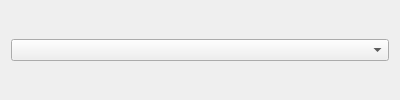
Before: the Qt Designer form src/forms/SettingsDialog.ui in theoliberman/shazam-obs, drawn with Qt 5.
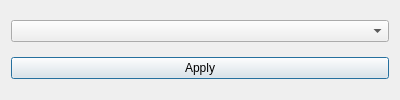
After: the same form once the commit is applied.

Commit message: Apply Button

```diff
--- a/src/forms/SettingsDialog.ui
+++ b/src/forms/SettingsDialog.ui
@@ -26,6 +26,13 @@
      </property>
     </widget>  
    </item> 
+   <item>
+    <widget class="QPushButton" name="applyButton">
+     <property name="text">
+      <string>Apply</string>
+     </property>
+    </widget>
+   </item>
   </layout>
  </widget>
  <resources>
```
The commit also changes 2 other files.
